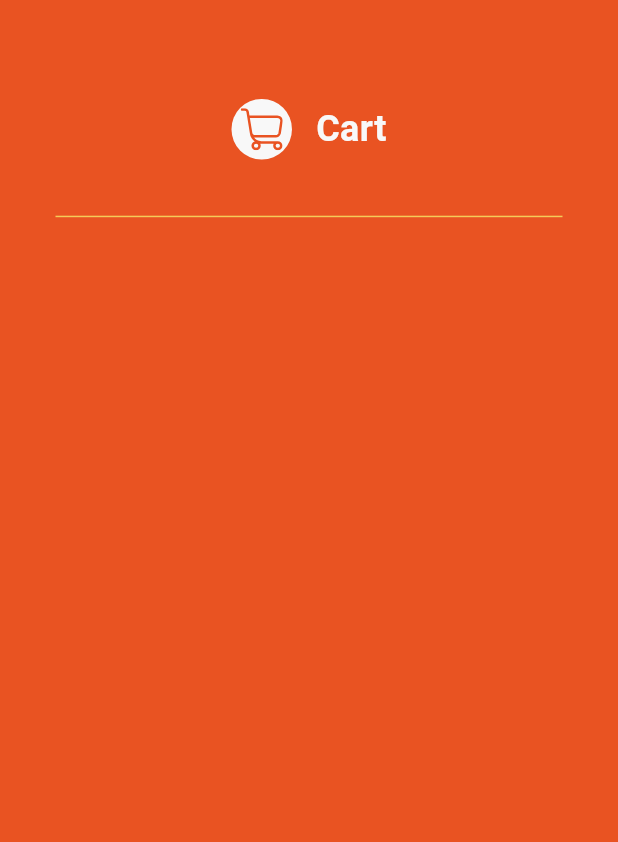
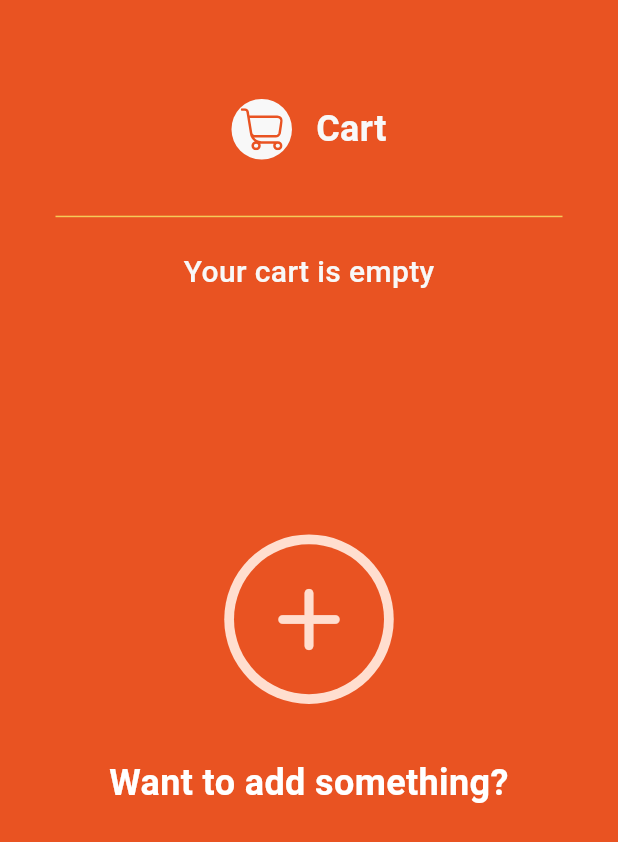
Before and after one commit to Ziad-Tamer11/yum_quick, a Flutter app: the CartView screen opened directly, on a phone screen of 412 x 824 dp. Shown: the top 842 px of the screen. Run offline on Flutter 3.47's test engine with Material 3 defaults, Android fonts, the phone set to English and light mode, and no system bars; our stand-ins replace cloud_firestore, dartz, dots_indicator, equatable, firebase_auth, firebase_core and 7 more; accounts and stored records are empty.

Commit message:
Add Empty Cart View Body Done

```diff
--- a/lib/features/home/presentation/views/widgets/cart_view_body.dart
+++ b/lib/features/home/presentation/views/widgets/cart_view_body.dart
@@ -1,11 +1,12 @@
 import 'package:flutter/material.dart';
 import 'package:yum_quick/features/home/presentation/views/widgets/custom_side_sheet_app_bar.dart';
+import 'package:yum_quick/features/home/presentation/views/widgets/empty_cart_view_body.dart';
 
 class CartViewBody extends StatelessWidget {
   const CartViewBody({super.key});
 
   @override
   Widget build(BuildContext context) {
-    return Column(children: [CustomSideSheetAppBar()]);
+    return Column(children: [CustomSideSheetAppBar(), EmptyCartViewBody()]);
   }
 }
--- a/lib/features/home/presentation/views/widgets/custom_side_sheet_app_bar.dart
+++ b/lib/features/home/presentation/views/widgets/custom_side_sheet_app_bar.dart
@@ -42,7 +42,7 @@ class CustomSideSheetAppBar extends StatelessWidget {
           padding: const EdgeInsets.symmetric(horizontal: 37),
           child: CustomDivider(color: AppColors.yellowBase),
         ),
-        const SizedBox(height: 20),
+        const SizedBox(height: 15),
       ],
     );
   }
--- /dev/null
+++ b/lib/features/home/presentation/views/widgets/empty_cart_view_body.dart
@@ -0,0 +1,54 @@
+import 'package:flutter/material.dart';
+import 'package:go_router/go_router.dart';
+import 'package:yum_quick/core/utils/app_colors.dart';
+import 'package:yum_quick/core/utils/app_text_styles.dart';
+
+class EmptyCartViewBody extends StatelessWidget {
+  const EmptyCartViewBody({super.key});
+
+  @override
+  Widget build(BuildContext context) {
+    return Column(
+      children: [
+        Text(
+          'Your cart is empty',
+          style: TextStyles.medium20.copyWith(color: AppColors.secondaryFont),
+        ),
+        const SizedBox(height: 160),
+        GestureDetector(
+          onTap: () {
+            context.pop();
+          },
+          child: SizedBox(
+            width: 113,
+            height: 113,
+            child: CircleAvatar(
+              backgroundColor: AppColors.orangeLight,
+              child: CircleAvatar(
+                radius: 50,
+                backgroundColor: AppColors.orangeBase,
+                child: Icon(
+                  Icons.add_rounded,
+                  color: AppColors.orangeLight,
+                  size: 70,
+                ),
+              ),
+            ),
+          ),
+        ),
+        const SizedBox(height: 40),
+        Padding(
+          padding: const EdgeInsets.symmetric(horizontal: 70),
+          child: Text(
+            'Want to add something?',
+            textAlign: TextAlign.center,
+            style: TextStyles.bold24.copyWith(
+              color: AppColors.white,
+              height: 1.08,
+            ),
+          ),
+        ),
+      ],
+    );
+  }
+}
```
